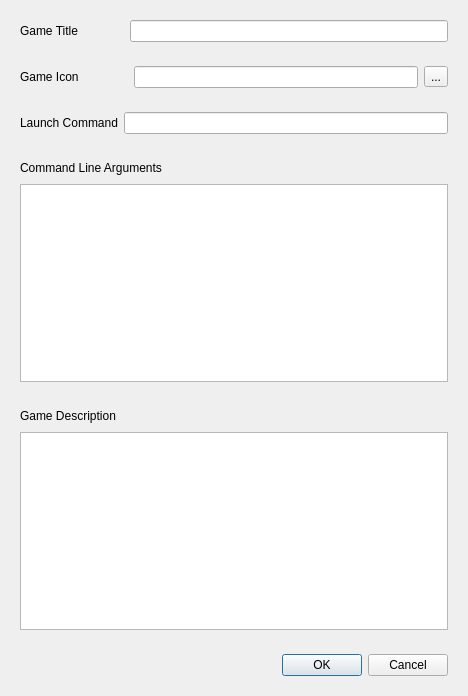
Above: UI/add_new_game_dialogue.ui from TRACTOR-MAN/Pretty_Game_Launcher before the change. Below: the same form after it.
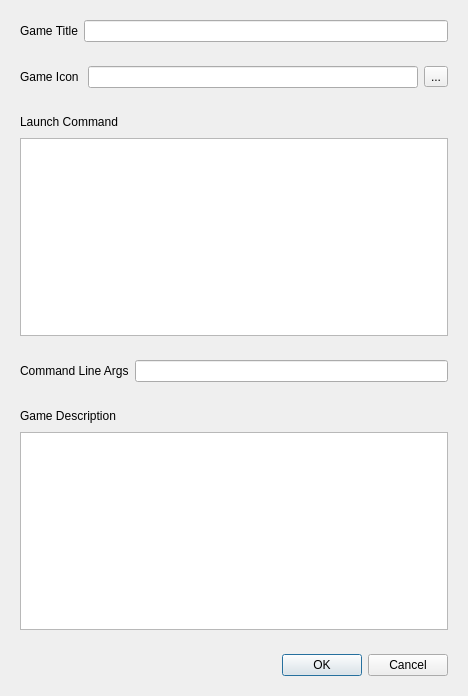
That is the form after the change.

Commit message: Added dialoges for changing game launch command and icon using the GUI

The edit to the form file:
```diff
--- a/UI/add_new_game_dialogue.ui
+++ b/UI/add_new_game_dialogue.ui
@@ -30,16 +30,6 @@
         </property>
        </widget>
       </item>
-      <item>
-       <widget class="QWidget" name="widget_7" native="true">
-        <property name="minimumSize">
-         <size>
-          <width>40</width>
-          <height>0</height>
-         </size>
-        </property>
-       </widget>
-      </item>
       <item>
        <widget class="QLineEdit" name="gameTitle"/>
       </item>
@@ -52,17 +42,7 @@
       <item>
        <widget class="QLabel" name="label_2">
         <property name="text">
-         <string>Game Icon</string>
-        </property>
-       </widget>
-      </item>
-      <item>
-       <widget class="QWidget" name="widget_6" native="true">
-        <property name="minimumSize">
-         <size>
-          <width>43</width>
-          <height>0</height>
-         </size>
+         <string>Game Icon </string>
         </property>
        </widget>
       </item>
@@ -86,22 +66,6 @@
      </layout>
     </widget>
    </item>
-   <item>
-    <widget class="QWidget" name="launchScriptWidget" native="true">
-     <layout class="QHBoxLayout" name="horizontalLayout_4">
-      <item>
-       <widget class="QLabel" name="label_3">
-        <property name="text">
-         <string>Launch Command</string>
-        </property>
-       </widget>
-      </item>
-      <item>
-       <widget class="QLineEdit" name="launchCommand"/>
-      </item>
-     </layout>
-    </widget>
-   </item>
    <item>
     <widget class="QWidget" name="launchCommandWidget" native="true">
      <layout class="QVBoxLayout" name="verticalLayout_2">
@@ -110,7 +74,7 @@
         <item>
          <widget class="QLabel" name="label_4">
           <property name="text">
-           <string>Command Line Arguments</string>
+           <string>Launch Command</string>
           </property>
          </widget>
         </item>
@@ -130,7 +94,23 @@
        </layout>
       </item>
       <item>
-       <widget class="QPlainTextEdit" name="commandLineArgs"/>
+       <widget class="QPlainTextEdit" name="launchCommand"/>
+      </item>
+     </layout>
+    </widget>
+   </item>
+   <item>
+    <widget class="QWidget" name="launchScriptWidget" native="true">
+     <layout class="QHBoxLayout" name="horizontalLayout_4">
+      <item>
+       <widget class="QLabel" name="label_3">
+        <property name="text">
+         <string>Command Line Args</string>
+        </property>
+       </widget>
+      </item>
+      <item>
+       <widget class="QLineEdit" name="commandLineArgs"/>
       </item>
      </layout>
     </widget>
```
The commit also changes 13 other files.
